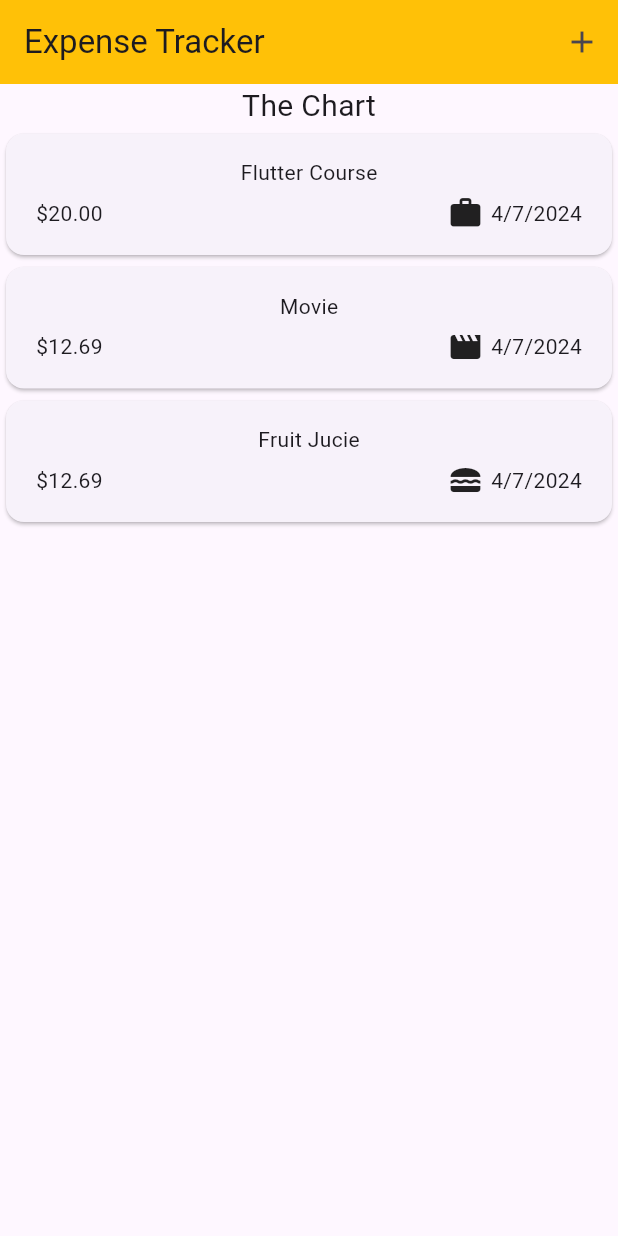
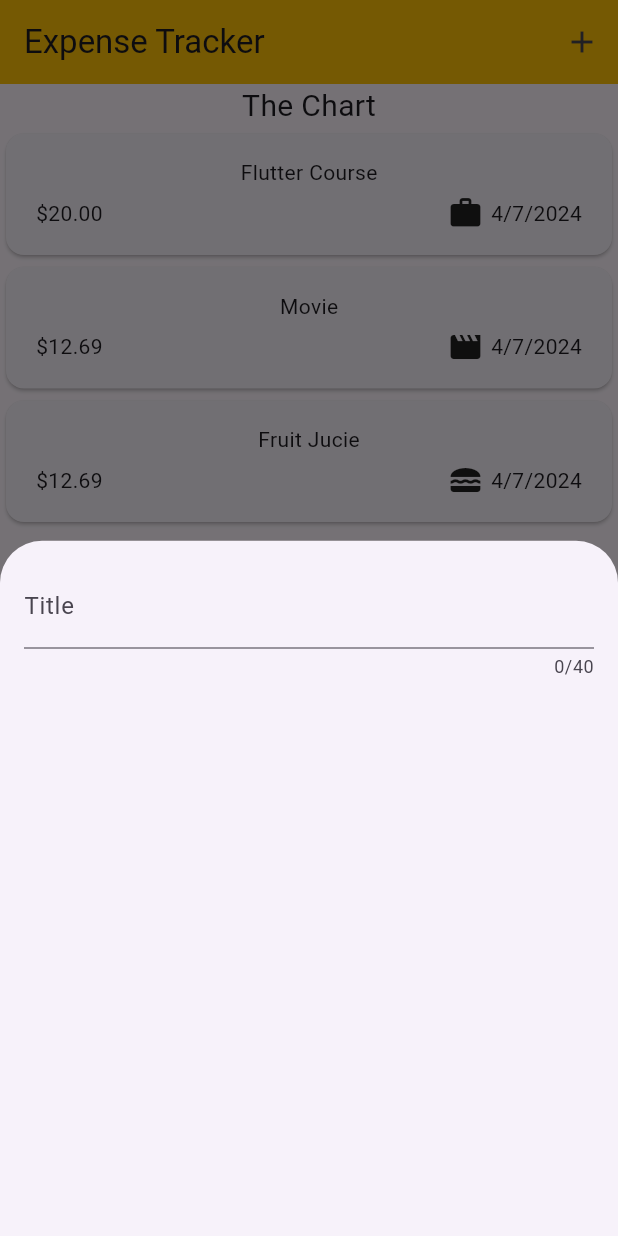
Before and after one commit to ishwar46/everydayFlutter, a Flutter app: the screen it shows after launch, after a tap on the "add" icon, on a phone screen of 412 x 824 dp. Run offline on Flutter 3.47's test engine with Material 3 defaults, Android fonts, the phone set to English and light mode, and no system bars; our stand-ins replace google_fonts.

Commit message:
Input Field Added

```diff
--- a/expense_tracker/lib/widgets/expenses.dart
+++ b/expense_tracker/lib/widgets/expenses.dart
@@ -1,5 +1,6 @@
 import 'package:expense_tracker/widgets/expenses_list/expenses_list.dart';
 import 'package:expense_tracker/models/expense.dart';
+import 'package:expense_tracker/widgets/new_expense.dart';
 import 'package:flutter/material.dart';
 
 class Expenses extends StatefulWidget {
@@ -10,6 +11,7 @@ class Expenses extends StatefulWidget {
   }
 }
 
+class _ExpensesState extends State<Expenses> {
   final List<Expense> _registeredExpenses = [
     Expense(
       title: 'Flutter Course',
@@ -31,7 +33,14 @@ final List<Expense> _registeredExpenses = [
     ),
   ];
 
-class _ExpensesState extends State<Expenses> {
+  _openAddExpenseOverlay() {
+    showModalBottomSheet(
+        context: context,
+        builder: (ctx) {
+          return NewExpense();
+        });
+  }
+
   @override
   Widget build(BuildContext context) {
     return Scaffold(
@@ -40,7 +49,9 @@ class _ExpensesState extends State<Expenses> {
         title: const Text('Expense Tracker'),
         actions: [
           IconButton(
-            onPressed: () {},
+            onPressed: () {
+              _openAddExpenseOverlay();
+            },
             icon: const Icon(Icons.add),
           ),
         ],
--- /dev/null
+++ b/expense_tracker/lib/widgets/new_expense.dart
@@ -0,0 +1,28 @@
+import 'package:flutter/material.dart';
+
+class NewExpense extends StatefulWidget {
+  const NewExpense({super.key});
+  @override
+  State<StatefulWidget> createState() {
+    return _NewExpenseState();
+  }
+}
+
+class _NewExpenseState extends State<NewExpense> {
+  @override
+  Widget build(BuildContext context) {
+    return const Padding(
+      padding: EdgeInsets.all(16),
+      child: Column(
+        children: [
+          TextField(
+            maxLength: 40,
+            decoration: InputDecoration(
+              label: Text('Title'),
+            ),
+          )
+        ],
+      ),
+    );
+  }
+}
```
Lines whose indentation alone changed are shown as unchanged.
